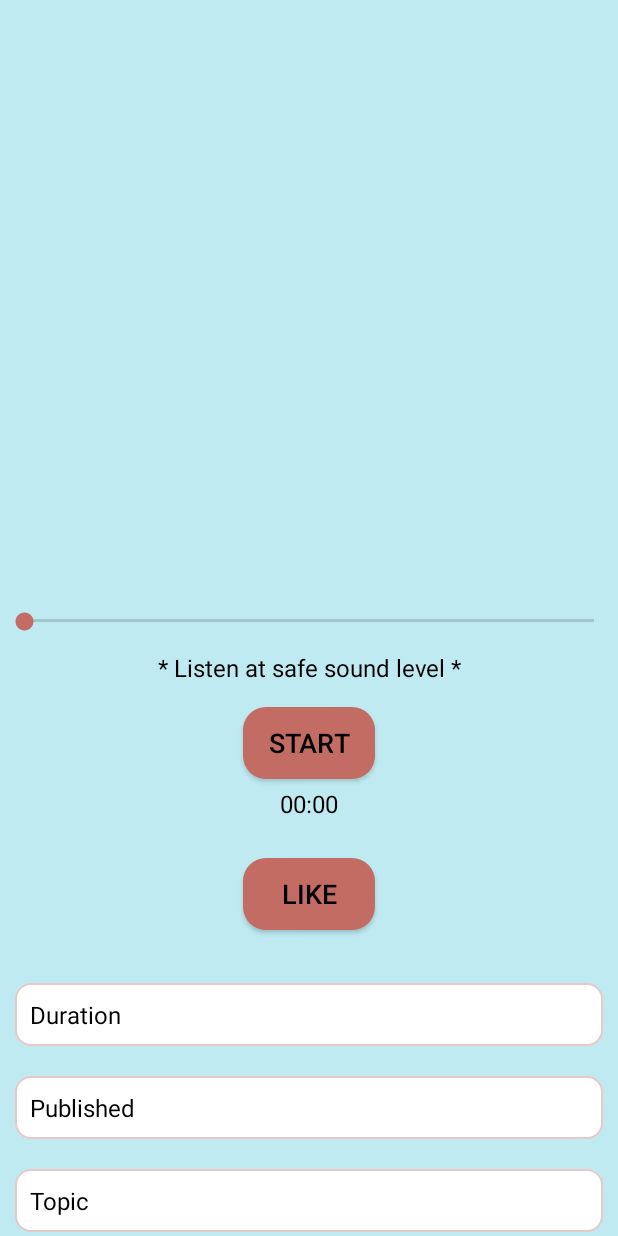
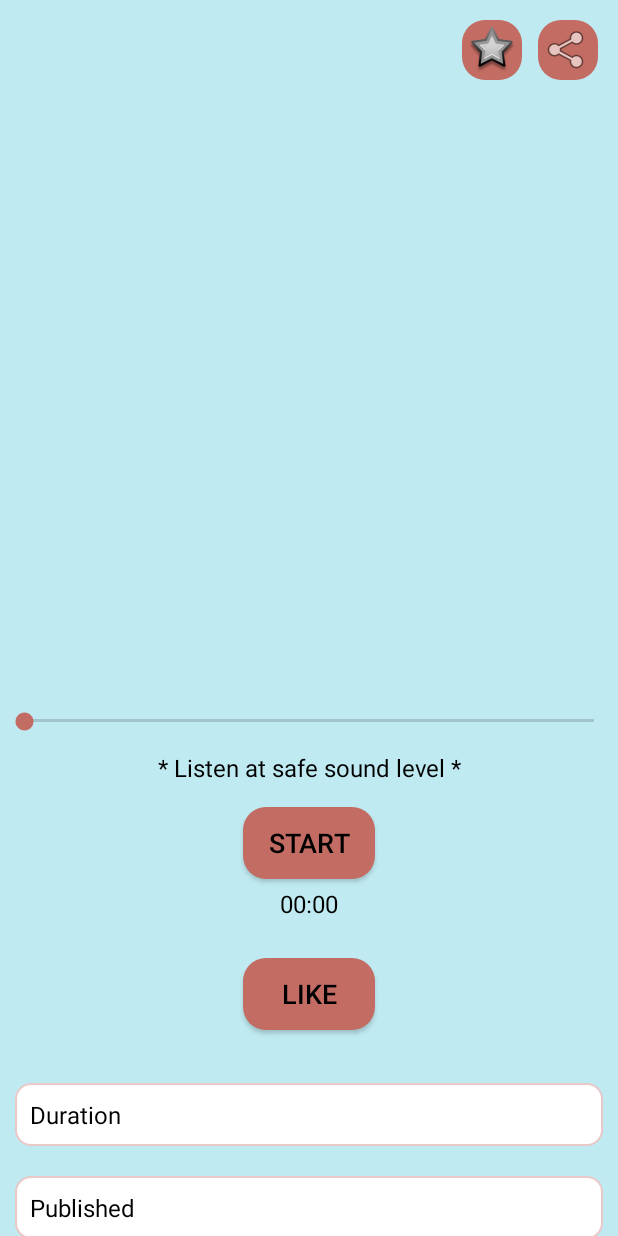
Before and after one commit to Suharsh007/GTV2, an Android app: the layout activity_podcast_player.xml on its own in the app's theme, with its tools: preview values and no code run, on a phone screen of 412 x 824 dp. Run offline under Robolectric (Android 15) with nearby library versions, the phone set to English and light mode, and no system bars.

Commit message:
share and mark buttons added

```diff
--- a/app/src/main/res/layout/activity_podcast_player.xml
+++ b/app/src/main/res/layout/activity_podcast_player.xml
@@ -16,6 +16,29 @@
         android:layout_height="wrap_content"
         android:gravity="center_horizontal"
         android:orientation="vertical">
+        <LinearLayout
+            android:padding="8dp"
+            android:gravity="end"
+            android:layout_width="match_parent"
+            android:layout_height="wrap_content">
+            <ImageButton
+                android:src="@android:drawable/star_big_off"
+                android:layout_width="40dp"
+                android:layout_height="40dp"
+                android:padding="10dp"
+                android:layout_margin="5dp"
+                android:background="@drawable/round_btn"/>
+            <ImageButton
+                android:src="@android:drawable/ic_menu_share"
+                android:layout_width="40dp"
+                android:layout_height="40dp"
+                android:padding="10dp"
+                android:layout_margin="5dp"
+                android:background="@drawable/round_btn"/>
+
+
+        </LinearLayout>
+
 
         <ImageView
             android:id="@+id/podcastImage"
```
Also changed, not shown: app/src/main/java/in/goodthought/GoodThought/privacy_policy.java (+3 -11 lines), app/src/main/java/in/goodthought/GoodThought/terms_and_conditions.java (+3 -12 lines).
